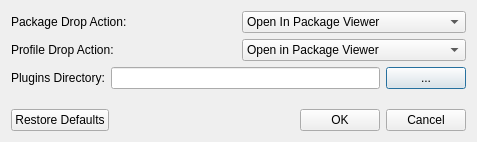
Old version of the form Velocity/preferencesdialog.ui in the repository hetelek/Velocity.
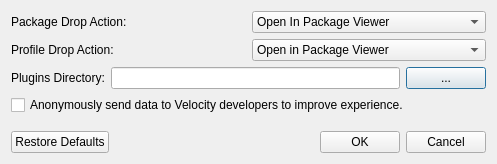
New version of the form. Icons and pictures are not drawn.

Commit message: Added 'AnonData' option

Patch:
```diff
--- a/Velocity/preferencesdialog.ui
+++ b/Velocity/preferencesdialog.ui
@@ -6,8 +6,8 @@
    <rect>
     <x>0</x>
     <y>0</y>
-    <width>477</width>
-    <height>142</height>
+    <width>497</width>
+    <height>164</height>
    </rect>
   </property>
   <property name="windowTitle">
@@ -23,8 +23,6 @@
   <property name="modal">
    <bool>false</bool>
   </property>
-  <layout class="QVBoxLayout" name="verticalLayout_3">
-   <item>
     <layout class="QVBoxLayout" name="verticalLayout_2">
      <item>
       <layout class="QVBoxLayout" name="verticalLayout">
@@ -128,6 +126,13 @@
          </item>
         </layout>
        </item>
+     <item>
+      <widget class="QCheckBox" name="checkBox">
+       <property name="text">
+        <string>Anonymously send data to Velocity developers to improve experience.</string>
+       </property>
+      </widget>
+     </item>
       </layout>
      </item>
      <item>
@@ -138,7 +143,7 @@
        <property name="sizeHint" stdset="0">
         <size>
          <width>20</width>
-         <height>40</height>
+       <height>0</height>
         </size>
        </property>
       </spacer>
@@ -178,8 +183,6 @@
           <string>Cancel</string>
          </property>
         </widget>
-       </item>
-      </layout>
      </item>
     </layout>
    </item>
```
Lines whose indentation alone changed are shown as unchanged. The commit also changes 2 other files.
